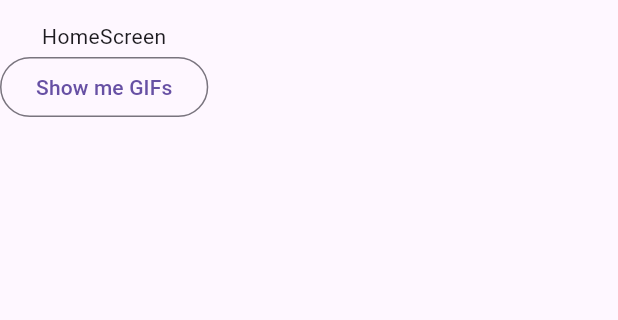
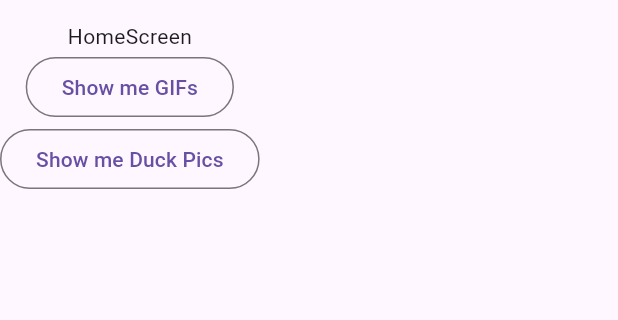
Before and after one commit to RaphaelBirkl1991/app_akademie_random_duck, a Flutter app: the screen it shows after launch, on a phone screen of 412 x 824 dp, the part 63-383 px from its top. Run offline on Flutter 3.47's test engine with Material 3 defaults, Android fonts, the phone set to English and light mode, and no system bars.

```diff
--- a/lib/home_screen.dart
+++ b/lib/home_screen.dart
@@ -19,10 +19,17 @@ class _HomeScreenState extends State<HomeScreen> {
           children: [
             const Text("HomeScreen"),
             OutlinedButton(
-                onPressed: () {
-                  Navigator.pushNamed(context, "/gif_screen");
-                },
-                child: const Text("Show me GIFs"))
+              onPressed: () {
+                Navigator.pushNamed(context, "/gif_screen");
+              },
+              child: const Text("Show me GIFs"),
+            ),
+            OutlinedButton(
+              onPressed: () {
+                //   Navigator
+              },
+              child: const Text("Show me Duck Pics"),
+            ),
           ],
         ),
       ),
--- a/lib/main.dart
+++ b/lib/main.dart
@@ -1,6 +1,7 @@
 import 'package:flutter/material.dart';
 import 'package:random_duck/gif_screen.dart';
 import 'package:random_duck/home_screen.dart';
+import 'package:random_duck/img_screen.dart';
 
 void main() {
   runApp(const MainApp());
@@ -19,6 +20,7 @@ class _MainAppState extends State<MainApp> {
     return MaterialApp(initialRoute: "/", routes: {
       "/": (context) => const HomeScreen(),
       "/gif_screen": (context) => const GifScreen(),
+      "/img_screen": (context) => const ImageScreen(),
     });
   }
 }
```
Also changed, not shown: lib/gif_screen.dart (+25 -3 lines), lib/img_screen.dart (added, +15 -0 lines).
